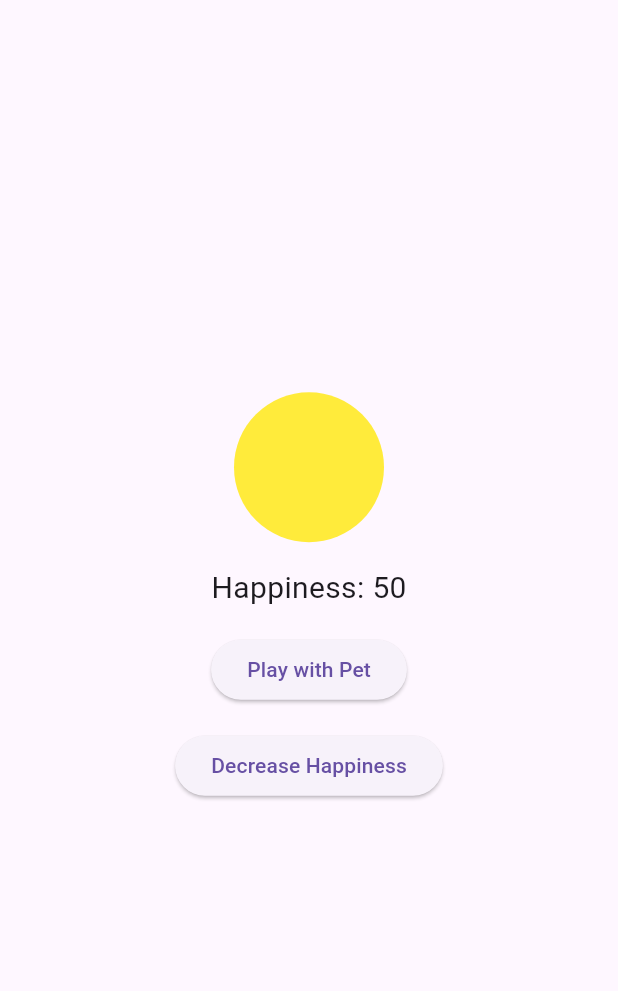
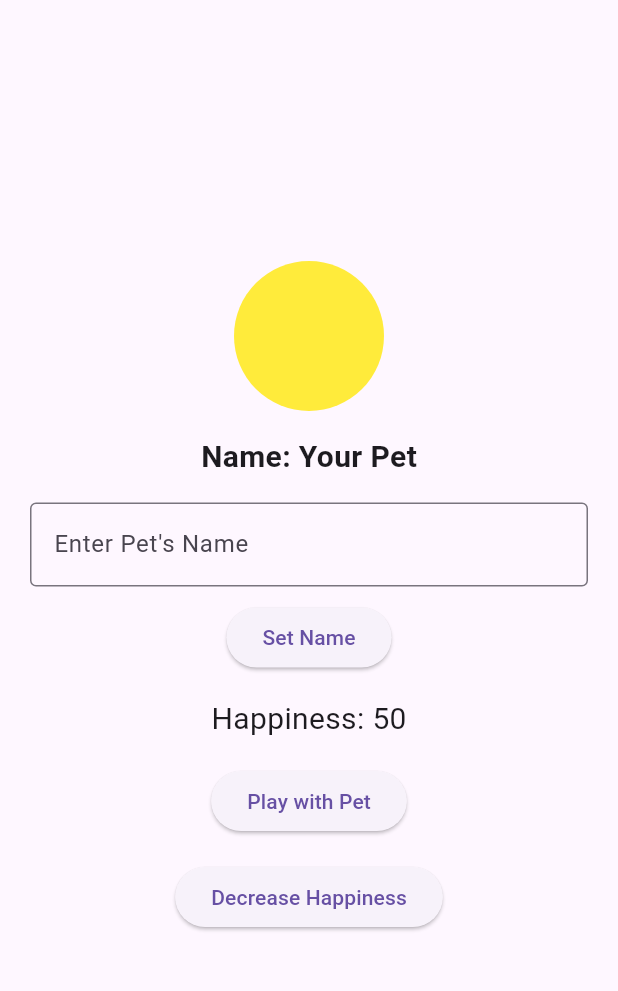
Before and after one commit to leyyenahsophie/DigitalPetApp, a Flutter app: the screen it shows after launch, on a phone screen of 412 x 824 dp, the part 63-1054 px from its top. Run offline on Flutter 3.47's test engine with Material 3 defaults, Android fonts, the phone set to English and light mode, and no system bars.

Commit message:
Adds pet naming function

```diff
--- a/lib/main.dart
+++ b/lib/main.dart
@@ -15,6 +15,9 @@ class DigitalPetApp extends StatefulWidget {
 class _DigitalPetAppState extends State<DigitalPetApp> {
   int happinessLevel = 50; // Initial happiness level
   Color petColor = Colors.yellow; // Default pet color (neutral)
+  String petName = "Your Pet"; // Default pet name
+  TextEditingController nameController =
+      TextEditingController(); // Controller for text input
 
   // Function to update pet's mood color based on happiness level
   void _updatePetMood() {
@@ -45,6 +48,15 @@ class _DigitalPetAppState extends State<DigitalPetApp> {
     });
   }
 
+  // Function to update pet name based on user input
+  void _setPetName() {
+    setState(() {
+      petName =
+          nameController.text.isNotEmpty ? nameController.text : "Your Pet";
+      nameController.clear(); // Clear input after setting the name
+    });
+  }
+
   @override
   Widget build(BuildContext context) {
     return Scaffold(
@@ -61,6 +73,33 @@ class _DigitalPetAppState extends State<DigitalPetApp> {
                 color: petColor, // Dynamic pet color
                 shape: BoxShape.circle,
               ),
+            ),
+            SizedBox(height: 16.0),
+
+            // Display Pet's Name
+            Text(
+              "Name: $petName",
+              style: TextStyle(fontSize: 20.0, fontWeight: FontWeight.bold),
+            ),
+            SizedBox(height: 16.0),
+
+            // Text Field for entering pet name
+            Padding(
+              padding: EdgeInsets.symmetric(horizontal: 20.0),
+              child: TextField(
+                controller: nameController,
+                decoration: InputDecoration(
+                  labelText: "Enter Pet's Name",
+                  border: OutlineInputBorder(),
+                ),
+              ),
+            ),
+            SizedBox(height: 10.0),
+
+            // Button to Set Pet Name
+            ElevatedButton(
+              onPressed: _setPetName,
+              child: Text("Set Name"),
             ),
             SizedBox(height: 16.0),
 
```
